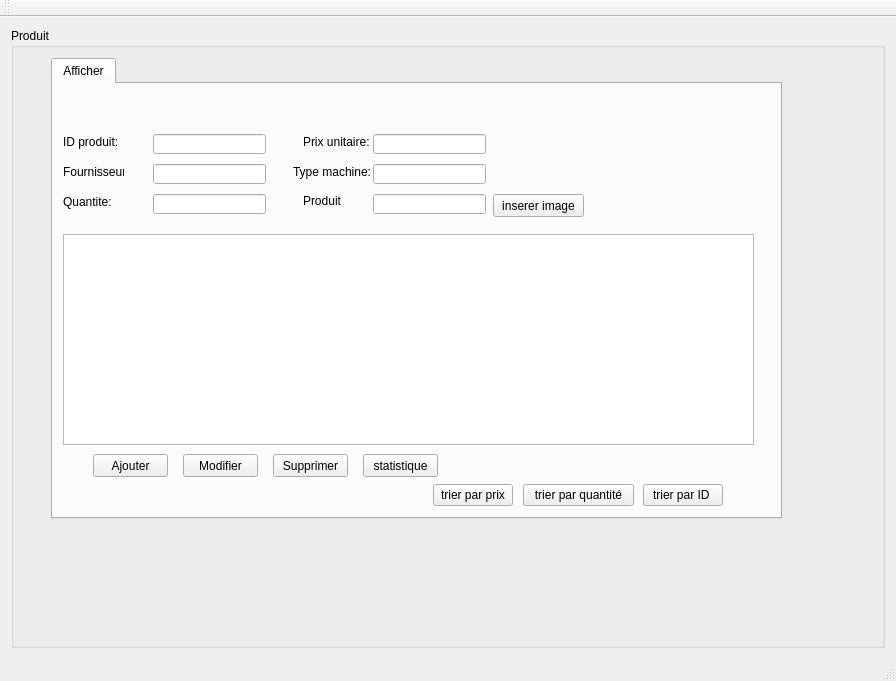
This is mainwindow.ui in nyrouz911/Smart-Dry-Cleaner-2A13 as Qt 5 draws it before an edit. The edited form follows.
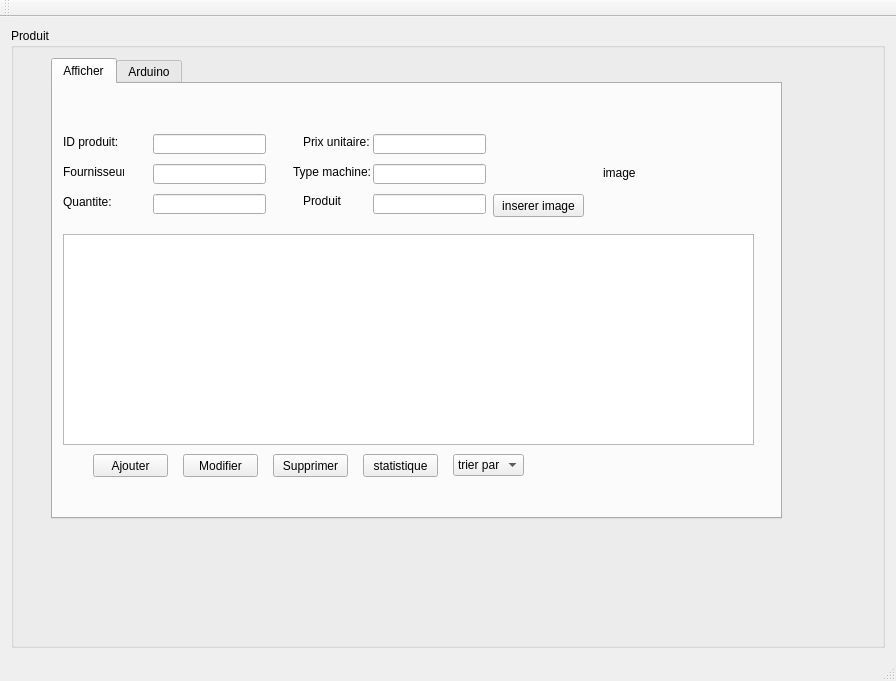
This is the edited form. The open tabs and pages were chosen to show the change.

```diff
--- a/mainwindow.ui
+++ b/mainwindow.ui
@@ -249,43 +249,78 @@
           <string>inserer image</string>
          </property>
         </widget>
-        <widget class="QPushButton" name="pushButton_6">
+        <widget class="QComboBox" name="comboBox">
          <property name="geometry">
           <rect>
-           <x>470</x>
-           <y>400</y>
-           <width>111</width>
+           <x>400</x>
+           <y>370</y>
+           <width>71</width>
            <height>22</height>
           </rect>
          </property>
+         <item>
+          <property name="text">
+           <string>trier par</string>
+          </property>
+         </item>
+         <item>
+          <property name="text">
+           <string>prix</string>
+          </property>
+         </item>
+         <item>
+          <property name="text">
+           <string>quantite</string>
+          </property>
+         </item>
+         <item>
+          <property name="text">
+           <string>ID</string>
+          </property>
+         </item>
+        </widget>
+        <widget class="QLabel" name="label_7">
+         <property name="geometry">
+          <rect>
+           <x>550</x>
+           <y>43</y>
+           <width>151</width>
+           <height>91</height>
+          </rect>
+         </property>
          <property name="text">
-          <string>trier par quantité</string>
+          <string>image</string>
          </property>
         </widget>
-        <widget class="QPushButton" name="pushButton_7">
+       </widget>
+       <widget class="QWidget" name="tab_2">
+        <attribute name="title">
+         <string>Arduino</string>
+        </attribute>
+        <widget class="QLabel" name="label_8">
          <property name="geometry">
           <rect>
-           <x>590</x>
-           <y>400</y>
-           <width>80</width>
-           <height>22</height>
+           <x>350</x>
+           <y>130</y>
+           <width>141</width>
+           <height>91</height>
           </rect>
          </property>
          <property name="text">
-          <string>trier par ID </string>
+          <string>Etat</string>
          </property>
         </widget>
         <widget class="QPushButton" name="pushButton_4">
          <property name="geometry">
           <rect>
-           <x>380</x>
-           <y>400</y>
+           <x>150</x>
+           <y>170</y>
            <width>80</width>
            <height>22</height>
           </rect>
          </property>
          <property name="text">
-          <string>trier par prix</string>
+          <string>refresh</string>
          </property>
         </widget>
        </widget>
```
Left out of the diff: 2 changed lines with no effect on the pictures.
